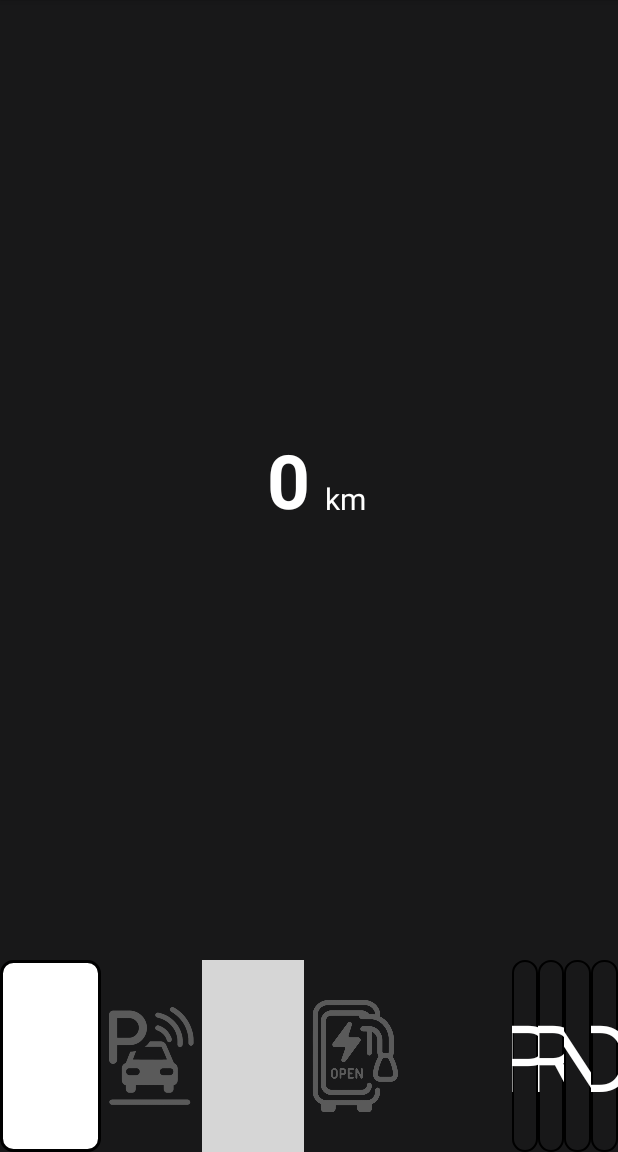
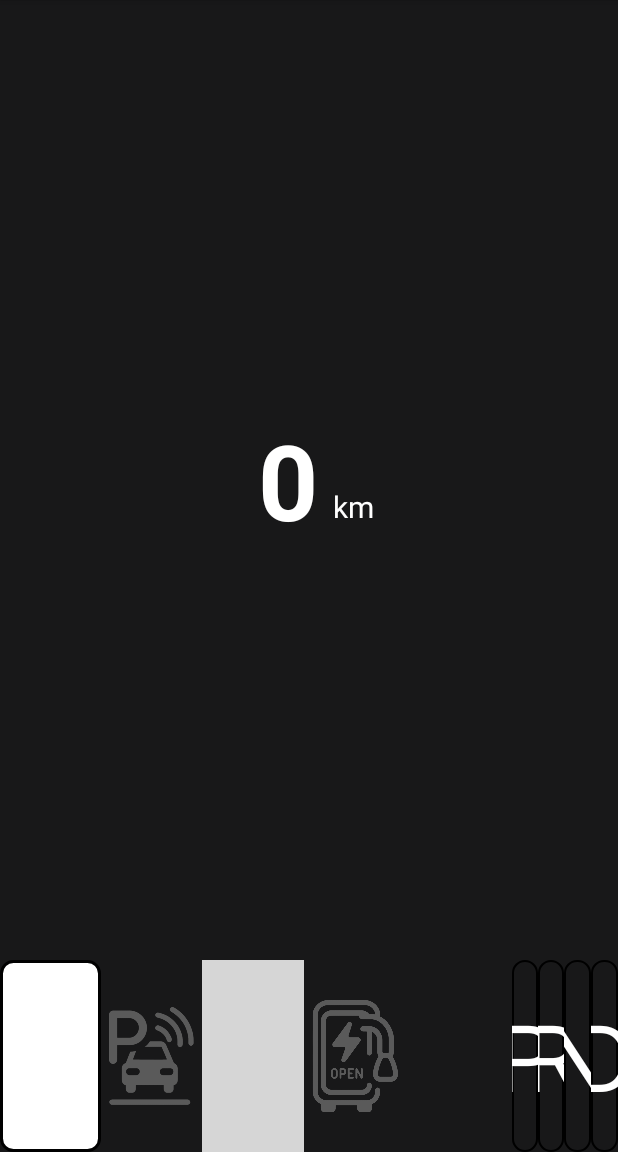
Before and after one commit to jje005/Vhal-View-App, an Android app: the CarActivity screen opened directly, with no data from a screen before it, on a phone screen of 412 x 824 dp, the part 84-1236 px from its top. Run offline under Robolectric (Android 15) with nearby library versions, the phone set to English and light mode, and no system bars; libraries missing offline, so code that uses them is left out: com.github.anastr.speedviewlib; plain views replace AwesomeSpeedometer; 11 statements that could not run were skipped; grey boxes are pictures that could not be loaded.

Commit message:
design: 속도 문자 크기 수정

```diff
--- a/Window/AndroidApp/car-api-hello-world/app/src/main/res/layout/car_action_activity.xml
+++ b/Window/AndroidApp/car-api-hello-world/app/src/main/res/layout/car_action_activity.xml
@@ -43,7 +43,7 @@
                     android:paddingHorizontal="10dp"
                     android:text="0"
                     android:textColor="@android:color/white"
-                    android:textSize="50sp"
+                    android:textSize="70sp"
                     android:textStyle="bold" />
 
                 <TextView
@@ -51,7 +51,7 @@
                     android:layout_width="wrap_content"
                     android:layout_height="wrap_content"
                     android:background="@color/BackGroundColor2"
-                    android:paddingTop="25dp"
+                    android:paddingTop="35dp"
                     android:text="km"
                     android:textColor="@android:color/white"
                     android:textSize="20sp" />
```
